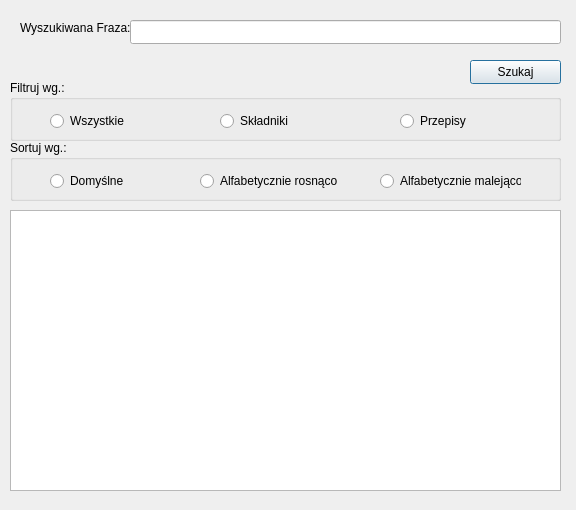
First picture: the form in search.ui, repository Akacz47/Intelligent-pantry, before the edit.
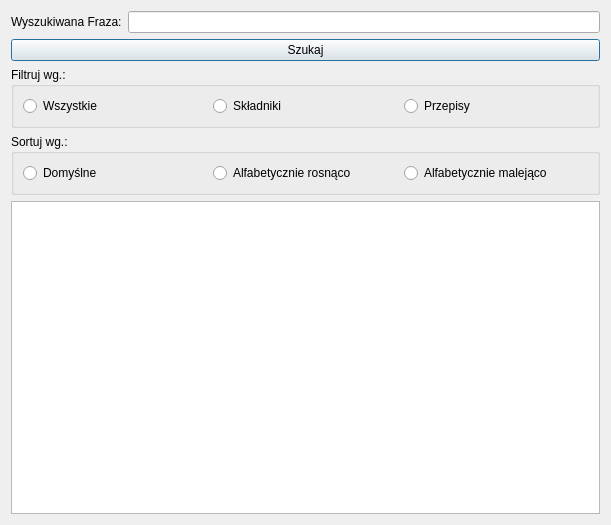
Second picture: the form after the edit.

Diff of the .ui file:
```diff
--- a/search.ui
+++ b/search.ui
@@ -6,163 +6,95 @@
    <rect>
     <x>0</x>
     <y>0</y>
-    <width>576</width>
-    <height>510</height>
+    <width>611</width>
+    <height>525</height>
    </rect>
   </property>
   <property name="windowTitle">
    <string>Dialog</string>
   </property>
-  <widget class="QLineEdit" name="searchLineEdit">
-   <property name="geometry">
-    <rect>
-     <x>130</x>
-     <y>20</y>
-     <width>431</width>
-     <height>24</height>
-    </rect>
-   </property>
-  </widget>
+  <layout class="QFormLayout" name="formLayout">
+   <item row="0" column="0">
   <widget class="QLabel" name="label">
-   <property name="geometry">
-    <rect>
-     <x>20</x>
-     <y>20</y>
-     <width>111</width>
-     <height>16</height>
-    </rect>
-   </property>
    <property name="text">
     <string>Wyszukiwana Fraza:</string>
    </property>
   </widget>
-  <widget class="QTableView" name="searchingTableView">
-   <property name="geometry">
-    <rect>
-     <x>10</x>
-     <y>210</y>
-     <width>551</width>
-     <height>281</height>
-    </rect>
-   </property>
-  </widget>
+   </item>
+   <item row="0" column="1">
+    <widget class="QLineEdit" name="searchLineEdit"/>
+   </item>
+   <item row="2" column="0" colspan="2">
   <widget class="QGroupBox" name="filtrGroupBox">
-   <property name="geometry">
-    <rect>
-     <x>10</x>
-     <y>80</y>
-     <width>551</width>
-     <height>61</height>
-    </rect>
-   </property>
    <property name="title">
     <string>Filtruj wg.:</string>
    </property>
+     <layout class="QHBoxLayout" name="horizontalLayout">
+      <item>
    <widget class="QRadioButton" name="allRadioButton_3">
-    <property name="geometry">
-     <rect>
-      <x>40</x>
-      <y>30</y>
-      <width>91</width>
-      <height>22</height>
-     </rect>
-    </property>
     <property name="text">
      <string>Wszystkie</string>
     </property>
    </widget>
+      </item>
+      <item>
    <widget class="QRadioButton" name="ingrRadioButton_4">
-    <property name="geometry">
-     <rect>
-      <x>210</x>
-      <y>30</y>
-      <width>91</width>
-      <height>22</height>
-     </rect>
-    </property>
     <property name="text">
      <string>Składniki</string>
     </property>
    </widget>
+      </item>
+      <item>
    <widget class="QRadioButton" name="recRadioButton_5">
-    <property name="geometry">
-     <rect>
-      <x>390</x>
-      <y>30</y>
-      <width>91</width>
-      <height>22</height>
-     </rect>
-    </property>
     <property name="text">
      <string>Przepisy</string>
     </property>
    </widget>
-  </widget>
+      </item>
+     </layout>
+    </widget>
+   </item>
+   <item row="3" column="0" colspan="2">
   <widget class="QGroupBox" name="sortGroupBox_2">
-   <property name="geometry">
-    <rect>
-     <x>10</x>
-     <y>140</y>
-     <width>551</width>
-     <height>61</height>
-    </rect>
-   </property>
    <property name="title">
     <string>Sortuj wg.:</string>
    </property>
+     <layout class="QHBoxLayout" name="horizontalLayout_2">
+      <item>
+       <widget class="QRadioButton" name="defaultRadioButton">
+        <property name="text">
+         <string>Domyślne</string>
+        </property>
+       </widget>
+      </item>
+      <item>
    <widget class="QRadioButton" name="alphRadioButton">
-    <property name="geometry">
-     <rect>
-      <x>190</x>
-      <y>30</y>
-      <width>141</width>
-      <height>22</height>
-     </rect>
-    </property>
     <property name="text">
      <string>Alfabetycznie rosnąco</string>
     </property>
    </widget>
+      </item>
+      <item>
    <widget class="QRadioButton" name="alphRevRadioButton_2">
-    <property name="geometry">
-     <rect>
-      <x>370</x>
-      <y>30</y>
-      <width>141</width>
-      <height>22</height>
-     </rect>
-    </property>
     <property name="text">
      <string>Alfabetycznie malejąco</string>
     </property>
    </widget>
-   <widget class="QRadioButton" name="defaultRadioButton">
-    <property name="geometry">
-     <rect>
-      <x>40</x>
-      <y>30</y>
-      <width>91</width>
-      <height>22</height>
-     </rect>
-    </property>
-    <property name="text">
-     <string>Domyślne</string>
-    </property>
-   </widget>
-  </widget>
+      </item>
+     </layout>
+    </widget>
+   </item>
+   <item row="4" column="0" colspan="2">
+    <widget class="QTableView" name="searchingTableView"/>
+   </item>
+   <item row="1" column="0" colspan="2">
   <widget class="QPushButton" name="searchButton">
-   <property name="geometry">
-    <rect>
-     <x>470</x>
-     <y>60</y>
-     <width>91</width>
-     <height>24</height>
-    </rect>
-   </property>
    <property name="text">
     <string>Szukaj</string>
    </property>
   </widget>
+   </item>
+  </layout>
  </widget>
  <resources/>
  <connections/>
```
Lines whose indentation alone changed are shown as unchanged.
